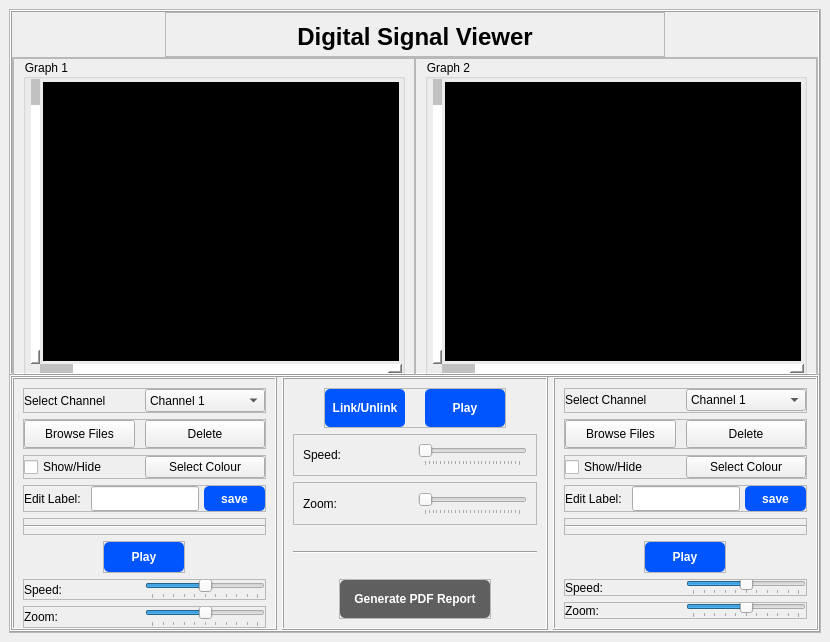
Old version of the form task1.ui in the repository OmarAtef0/Digital-Signal-Visualizer.
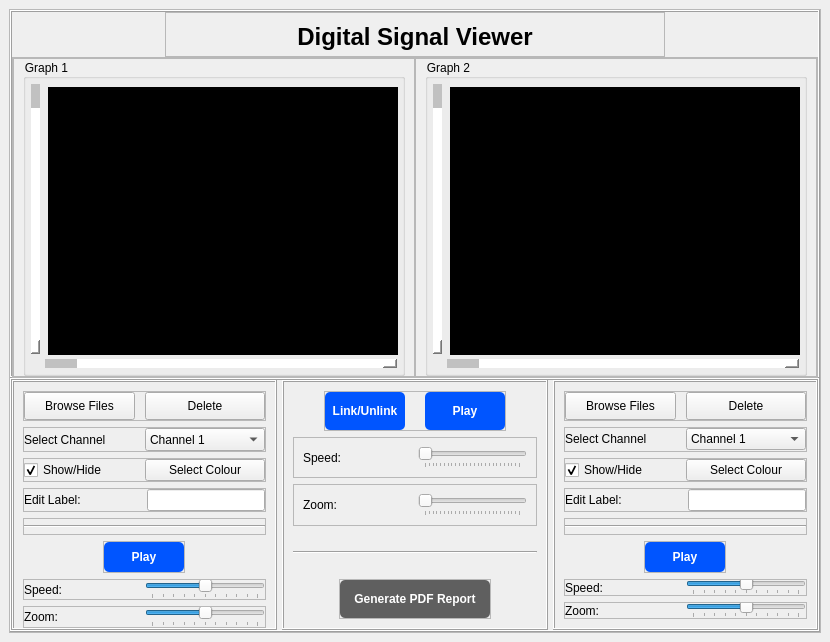
New version of the form. Custom widgets are drawn as their Qt base class.

Commit message:
Colors & Labels
waiting for dictionary

The edit to the form file:
```diff
--- a/task1.ui
+++ b/task1.ui
@@ -7,7 +7,7 @@
     <x>0</x>
     <y>0</y>
     <width>830</width>
-    <height>630</height>
+    <height>642</height>
    </rect>
   </property>
   <property name="windowTitle">
@@ -262,16 +262,16 @@
                     <number>5</number>
                    </property>
                    <property name="topMargin">
-                    <number>0</number>
+                    <number>5</number>
                    </property>
                    <property name="rightMargin">
-                    <number>0</number>
+                    <number>5</number>
                    </property>
                    <property name="bottomMargin">
-                    <number>0</number>
+                    <number>5</number>
                    </property>
                    <property name="spacing">
-                    <number>0</number>
+                    <number>5</number>
                    </property>
                    <item row="0" column="1">
                     <widget class="PlotWidget" name="graph1" native="true">
@@ -445,16 +445,16 @@
                     <number>5</number>
                    </property>
                    <property name="topMargin">
-                    <number>0</number>
+                    <number>5</number>
                    </property>
                    <property name="rightMargin">
-                    <number>0</number>
+                    <number>5</number>
                    </property>
                    <property name="bottomMargin">
-                    <number>0</number>
+                    <number>5</number>
                    </property>
                    <property name="spacing">
-                    <number>0</number>
+                    <number>5</number>
                    </property>
                    <item row="0" column="0">
                     <widget class="QScrollBar" name="VerticalScrollBar_2">
@@ -623,113 +623,6 @@
              <property name="bottomMargin">
               <number>0</number>
              </property>
-             <item>
-              <widget class="QFrame" name="channel">
-               <property name="minimumSize">
-                <size>
-                 <width>0</width>
-                 <height>25</height>
-                </size>
-               </property>
-               <property name="maximumSize">
-                <size>
-                 <width>16777215</width>
-                 <height>16777215</height>
-                </size>
-               </property>
-               <property name="frameShape">
-                <enum>QFrame::StyledPanel</enum>
-               </property>
-               <property name="frameShadow">
-                <enum>QFrame::Raised</enum>
-               </property>
-               <layout class="QHBoxLayout" name="horizontalLayout_5">
-                <property name="spacing">
-                 <number>0</number>
-                </property>
-                <property name="leftMargin">
-                 <number>0</number>
-                </property>
-                <property name="topMargin">
-                 <number>0</number>
-                </property>
-                <property name="rightMargin">
-                 <number>0</number>
-                </property>
-                <property name="bottomMargin">
-                 <number>0</number>
-                </property>
-                <item>
-                 <widget class="QLabel" name="Channel_label">
-                  <property name="sizePolicy">
-                   <sizepolicy hsizetype="Expanding" vsizetype="Expanding">
-                    <horstretch>0</horstretch>
-                    <verstretch>0</verstretch>
-                   </sizepolicy>
-                  </property>
-                  <property name="minimumSize">
-                   <size>
-                    <width>0</width>
-                    <height>15</height>
-                   </size>
-                  </property>
-                  <property name="maximumSize">
-                   <size>
-                    <width>16777215</width>
-                    <height>16777215</height>
-                   </size>
-                  </property>
-                  <property name="styleSheet">
-                   <string notr="true"/>
-                  </property>
-                  <property name="text">
-                   <string>Select Channel</string>
-                  </property>
-                 </widget>
-                </item>
-                <item>
-                 <widget class="QComboBox" name="ChannelsMenu_1">
-                  <property name="sizePolicy">
-                   <sizepolicy hsizetype="Expanding" vsizetype="Expanding">
-                    <horstretch>0</horstretch>
-                    <verstretch>0</verstretch>
-                   </sizepolicy>
-                  </property>
-                  <property name="minimumSize">
-                   <size>
-                    <width>120</width>
-                    <height>22</height>
-                   </size>
-                  </property>
-                  <property name="maximumSize">
-                   <size>
-                    <width>16777215</width>
-                    <height>16777215</height>
-                   </size>
-                  </property>
-                  <property name="styleSheet">
-                   <string notr="true"/>
-                  </property>
-                  <item>
-                   <property name="text">
-                    <string>Channel 1</string>
-                   </property>
-                  </item>
-                  <item>
-                   <property name="text">
-                    <string>Channel 2</string>
-                   </property>
-                  </item>
-                  <item>
-                   <property name="text">
-                    <string>Channel 3</string>
-                   </property>
-                  </item>
-                 </widget>
-                </item>
-               </layout>
-              </widget>
-             </item>
              <item>
               <widget class="QFrame" name="frame">
                <property name="minimumSize">
@@ -825,6 +718,123 @@
                </layout>
               </widget>
              </item>
+             <item>
+              <widget class="QFrame" name="channel">
+               <property name="minimumSize">
+                <size>
+                 <width>0</width>
+                 <height>25</height>
+                </size>
+               </property>
+               <property name="maximumSize">
+                <size>
+                 <width>16777215</width>
+                 <height>16777215</height>
+                </size>
+               </property>
+               <property name="frameShape">
+                <enum>QFrame::StyledPanel</enum>
+               </property>
+               <property name="frameShadow">
+                <enum>QFrame::Raised</enum>
+               </property>
+               <layout class="QHBoxLayout" name="horizontalLayout_5">
+                <property name="spacing">
+                 <number>0</number>
+                </property>
+                <property name="leftMargin">
+                 <number>0</number>
+                </property>
+                <property name="topMargin">
+                 <number>0</number>
+                </property>
+                <property name="rightMargin">
+                 <number>0</number>
+                </property>
+                <property name="bottomMargin">
+                 <number>0</number>
+                </property>
+                <item>
+                 <widget class="QLabel" name="Channel_label">
+                  <property name="sizePolicy">
+                   <sizepolicy hsizetype="Expanding" vsizetype="Expanding">
+                    <horstretch>0</horstretch>
+                    <verstretch>0</verstretch>
+                   </sizepolicy>
+                  </property>
+                  <property name="minimumSize">
+                   <size>
+                    <width>0</width>
+                    <height>15</height>
+                   </size>
+                  </property>
+                  <property name="maximumSize">
+                   <size>
+                    <width>16777215</width>
+                    <height>16777215</height>
+                   </size>
+                  </property>
+                  <property name="styleSheet">
+                   <string notr="true"/>
+                  </property>
+                  <property name="text">
+                   <string>Select Channel</string>
+                  </property>
+                 </widget>
+                </item>
+                <item>
+                 <widget class="QComboBox" name="channelsMenu_1">
+                  <property name="sizePolicy">
+                   <sizepolicy hsizetype="Expanding" vsizetype="Expanding">
+                    <horstretch>0</horstretch>
+                    <verstretch>0</verstretch>
+                   </sizepolicy>
+                  </property>
+                  <property name="minimumSize">
+                   <size>
+                    <width>120</width>
+                    <height>22</height>
+                   </size>
+                  </property>
+                  <property name="maximumSize">
+                   <size>
+                    <width>16777215</width>
+                    <height>16777215</height>
+                   </size>
+                  </property>
+                  <property name="styleSheet">
+                   <string notr="true"/>
+                  </property>
+                  <item>
+                   <property name="text">
+                    <string>Channel 1</string>
+                   </property>
+                  </item>
+                  <item>
+                   <property name="text">
+                    <string>Channel 2</string>
+                   </property>
+                  </item>
+                  <item>
+                   <property name="text">
+                    <string>Channel 3</string>
+                   </property>
+                  </item>
+                  <item>
+                   <property name="text">
+                    <string>Channel 4</string>
+                   </property>
+                  </item>
+                  <item>
+                   <property name="text">
+                    <string>Channel 5</string>
+                   </property>
+                  </item>
+                 </widget>
+                </item>
+               </layout>
+              </widget>
+             </item>
              <item>
               <widget class="QFrame" name="show">
                <property name="maximumSize">
@@ -878,6 +888,9 @@
                   <property name="text">
                    <string>Show/Hide</string>
                   </property>
+                  <property name="checked">
+                   <bool>true</bool>
+                  </property>
                  </widget>
                 </item>
                 <item>
@@ -991,50 +1004,6 @@
                   </property>
                  </widget>
                 </item>
-                <item>
-                 <widget class="QPushButton" name="saveLabel_1">
-                  <property name="sizePolicy">
-                   <sizepolicy hsizetype="Expanding" vsizetype="Expanding">
-                    <horstretch>0</horstretch>
-                    <verstretch>0</verstretch>
-                   </sizepolicy>
-                  </property>
-                  <property name="minimumSize">
-                   <size>
-                    <width>0</width>
-                    <height>25</height>
-                   </size>
-                  </property>
-                  <property name="maximumSize">
-                   <size>
-                    <width>16777215</width>
-                    <height>16777215</height>
-                   </size>
-                  </property>
-                  <property name="font">
-                   <font>
-                    <bold>true</bold>
-                   </font>
-                  </property>
-                  <property name="styleSheet">
-                   <string notr="true">
-
-QPushButton {
-    background-color: rgb(0, 85, 255);
-color:rgb(255, 255, 255);
-border-radius:5px;
-}
-
-QPushButton:hover {
-    background-color: rgb(0, 50, 150);
-}
-</string>
-                  </property>
-                  <property name="text">
-                   <string>save</string>
-                  </property>
-                 </widget>
-                </item>
                </layout>
               </widget>
              </item>
@@ -1851,113 +1820,6 @@
              <enum>QFrame::Raised</enum>
             </property>
             <layout class="QVBoxLayout" name="verticalLayout_8">
-             <item>
-              <widget class="QFrame" name="channel_2">
-               <property name="minimumSize">
-                <size>
-                 <width>0</width>
-                 <height>25</height>
-                </size>
-               </property>
-               <property name="maximumSize">
-                <size>
-                 <width>16777215</width>
-                 <height>16777215</height>
-                </size>
-               </property>
-               <property name="frameShape">
-                <enum>QFrame::StyledPanel</enum>
-               </property>
-               <property name="frameShadow">
-                <enum>QFrame::Raised</enum>
-               </property>
-               <layout class="QHBoxLayout" name="horizontalLayout_10">
-                <property name="spacing">
-                 <number>0</number>
-                </property>
-                <property name="leftMargin">
-                 <number>0</number>
-                </property>
-                <property name="topMargin">
-                 <number>0</number>
-                </property>
-                <property name="rightMargin">
-                 <number>0</number>
-                </property>
-                <property name="bottomMargin">
-                 <number>2</number>
-                </property>
-                <item>
-                 <widget class="QLabel" name="Channel_label_2">
-                  <property name="sizePolicy">
-                   <sizepolicy hsizetype="Expanding" vsizetype="Expanding">
-                    <horstretch>0</horstretch>
-                    <verstretch>0</verstretch>
-                   </sizepolicy>
-                  </property>
-                  <property name="minimumSize">
-                   <size>
-                    <width>0</width>
-                    <height>15</height>
-                   </size>
-                  </property>
-                  <property name="maximumSize">
-                   <size>
-                    <width>16777215</width>
-                    <height>16777215</height>
-                   </size>
-                  </property>
-                  <property name="styleSheet">
-                   <string notr="true"/>
-                  </property>
-                  <property name="text">
-                   <string>Select Channel</string>
-                  </property>
-                 </widget>
-                </item>
-                <item>
-                 <widget class="QComboBox" name="ChannelsMenu_2">
-                  <property name="sizePolicy">
-                   <sizepolicy hsizetype="Expanding" vsizetype="Expanding">
-                    <horstretch>0</horstretch>
-                    <verstretch>0</verstretch>
-                   </sizepolicy>
-                  </property>
-                  <property name="minimumSize">
-                   <size>
-                    <width>120</width>
-                    <height>22</height>
-                   </size>
-                  </property>
-                  <property name="maximumSize">
-                   <size>
-                    <width>16777215</width>
-                    <height>16777215</height>
-                   </size>
-                  </property>
-                  <property name="styleSheet">
-                   <string notr="true"/>
-                  </property>
-                  <item>
-                   <property name="text">
-                    <string>Channel 1</string>
-                   </property>
-                  </item>
-                  <item>
-                   <property name="text">
-                    <string>Channel 2</string>
-                   </property>
-                  </item>
-                  <item>
-                   <property name="text">
-                    <string>Channel 3</string>
-                   </property>
-                  </item>
-                 </widget>
-                </item>
-               </layout>
-              </widget>
-             </item>
              <item>
               <widget class="QFrame" name="frame_3">
                <property name="minimumSize">
@@ -2053,6 +1915,123 @@
                </layout>
               </widget>
              </item>
+             <item>
+              <widget class="QFrame" name="channel_2">
+               <property name="minimumSize">
+                <size>
+                 <width>0</width>
+                 <height>25</height>
+                </size>
+               </property>
+               <property name="maximumSize">
+                <size>
+                 <width>16777215</width>
+                 <height>16777215</height>
+                </size>
+               </property>
+               <property name="frameShape">
+                <enum>QFrame::StyledPanel</enum>
+               </property>
+               <property name="frameShadow">
+                <enum>QFrame::Raised</enum>
+               </property>
+               <layout class="QHBoxLayout" name="horizontalLayout_10">
+                <property name="spacing">
+                 <number>0</number>
+                </property>
+                <property name="leftMargin">
+                 <number>0</number>
+                </property>
+                <property name="topMargin">
+                 <number>0</number>
+                </property>
+                <property name="rightMargin">
+                 <number>0</number>
+                </property>
+                <property name="bottomMargin">
+                 <number>2</number>
+                </property>
+                <item>
+                 <widget class="QLabel" name="Channel_label_2">
+                  <property name="sizePolicy">
+                   <sizepolicy hsizetype="Expanding" vsizetype="Expanding">
+                    <horstretch>0</horstretch>
+                    <verstretch>0</verstretch>
+                   </sizepolicy>
+                  </property>
+                  <property name="minimumSize">
+                   <size>
+                    <width>0</width>
+                    <height>15</height>
+                   </size>
+                  </property>
+                  <property name="maximumSize">
+                   <size>
+                    <width>16777215</width>
+                    <height>16777215</height>
+                   </size>
+                  </property>
+                  <property name="styleSheet">
+                   <string notr="true"/>
+                  </property>
+                  <property name="text">
+                   <string>Select Channel</string>
+                  </property>
+                 </widget>
+                </item>
+                <item>
+                 <widget class="QComboBox" name="channelsMenu_2">
+                  <property name="sizePolicy">
+                   <sizepolicy hsizetype="Expanding" vsizetype="Expanding">
+                    <horstretch>0</horstretch>
+                    <verstretch>0</verstretch>
+                   </sizepolicy>
+                  </property>
+                  <property name="minimumSize">
+                   <size>
+                    <width>120</width>
+                    <height>22</height>
+                   </size>
+                  </property>
+                  <property name="maximumSize">
+                   <size>
+                    <width>16777215</width>
+                    <height>16777215</height>
+                   </size>
+                  </property>
+                  <property name="styleSheet">
+                   <string notr="true"/>
+                  </property>
+                  <item>
+                   <property name="text">
+                    <string>Channel 1</string>
+                   </property>
+                  </item>
+                  <item>
+                   <property name="text">
+                    <string>Channel 2</string>
+                   </property>
+                  </item>
+                  <item>
+                   <property name="text">
+                    <string>Channel 3</string>
+                   </property>
+                  </item>
+                  <item>
+                   <property name="text">
+                    <string>Channel 4</string>
+                   </property>
+                  </item>
+                  <item>
+                   <property name="text">
+                    <string>Channel 5</string>
+                   </property>
+                  </item>
+                 </widget>
+                </item>
+               </layout>
+              </widget>
+             </item>
              <item>
               <widget class="QFrame" name="show_2">
                <property name="maximumSize">
@@ -2106,6 +2085,9 @@
                   <property name="text">
                    <string>Show/Hide</string>
                   </property>
+                  <property name="checked">
+                   <bool>true</bool>
+                  </property>
                  </widget>
                 </item>
                 <item>
@@ -2219,50 +2201,6 @@
                   </property>
                  </widget>
                 </item>
-                <item>
-                 <widget class="QPushButton" name="saveLabel_2">
-                  <property name="sizePolicy">
-                   <sizepolicy hsizetype="Expanding" vsizetype="Expanding">
-                    <horstretch>0</horstretch>
-                    <verstretch>0</verstretch>
-                   </sizepolicy>
-                  </property>
-                  <property name="minimumSize">
-                   <size>
-                    <width>0</width>
-                    <height>25</height>
-                   </size>
-                  </property>
-                  <property name="maximumSize">
-                   <size>
-                    <width>16777215</width>
-                    <height>16777215</height>
-                   </size>
-                  </property>
-                  <property name="font">
-                   <font>
-                    <bold>true</bold>
-                   </font>
-                  </property>
-                  <property name="styleSheet">
-                   <string notr="true">
-
-QPushButton {
-    background-color: rgb(0, 85, 255);
-color:rgb(255, 255, 255);
-border-radius:5px;
-}
-
-QPushButton:hover {
-    background-color: rgb(0, 50, 150);
-}
-</string>
-                  </property>
-                  <property name="text">
-                   <string>save</string>
-                  </property>
-                 </widget>
-                </item>
                </layout>
               </widget>
              </item>
```
The commit also changes 9 other files.
